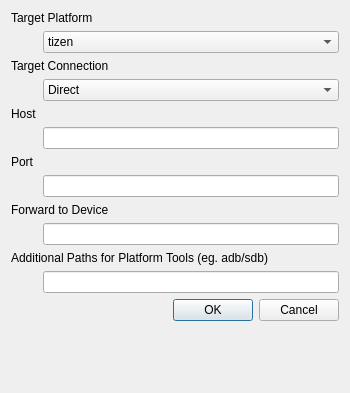
Above: initialsettingsdialog.ui from gamoeba/stagehand before the change. Below: the same form after it.
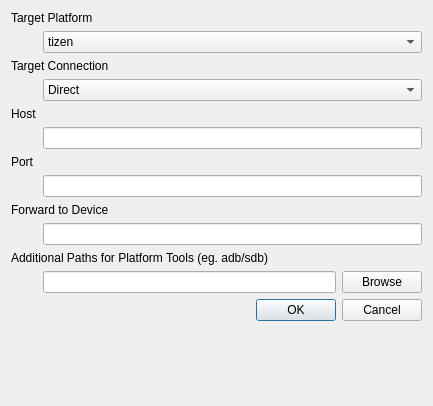
That is the form after the change.

The edit to the form file:
```diff
--- a/initialsettingsdialog.ui
+++ b/initialsettingsdialog.ui
@@ -6,8 +6,8 @@
    <rect>
     <x>0</x>
     <y>0</y>
-    <width>350</width>
-    <height>393</height>
+    <width>433</width>
+    <height>406</height>
    </rect>
   </property>
   <property name="windowTitle">
@@ -93,10 +93,21 @@
      </property>
     </widget>
    </item>
-   <item row="11" column="1">
-    <widget class="QLineEdit" name="pathEdit"/>
-   </item>
    <item row="12" column="1">
+    <layout class="QHBoxLayout" name="horizontalLayout">
+     <item>
+      <widget class="QLineEdit" name="pathEdit"/>
+     </item>
+     <item>
+      <widget class="QPushButton" name="pathBrowseButton">
+       <property name="text">
+        <string>Browse</string>
+       </property>
+      </widget>
+     </item>
+    </layout>
+   </item>
+   <item row="14" column="1">
     <widget class="QDialogButtonBox" name="buttonBox">
      <property name="orientation">
       <enum>Qt::Horizontal</enum>
```
Left out of the diff: 17 changed lines with no effect on the pictures.
